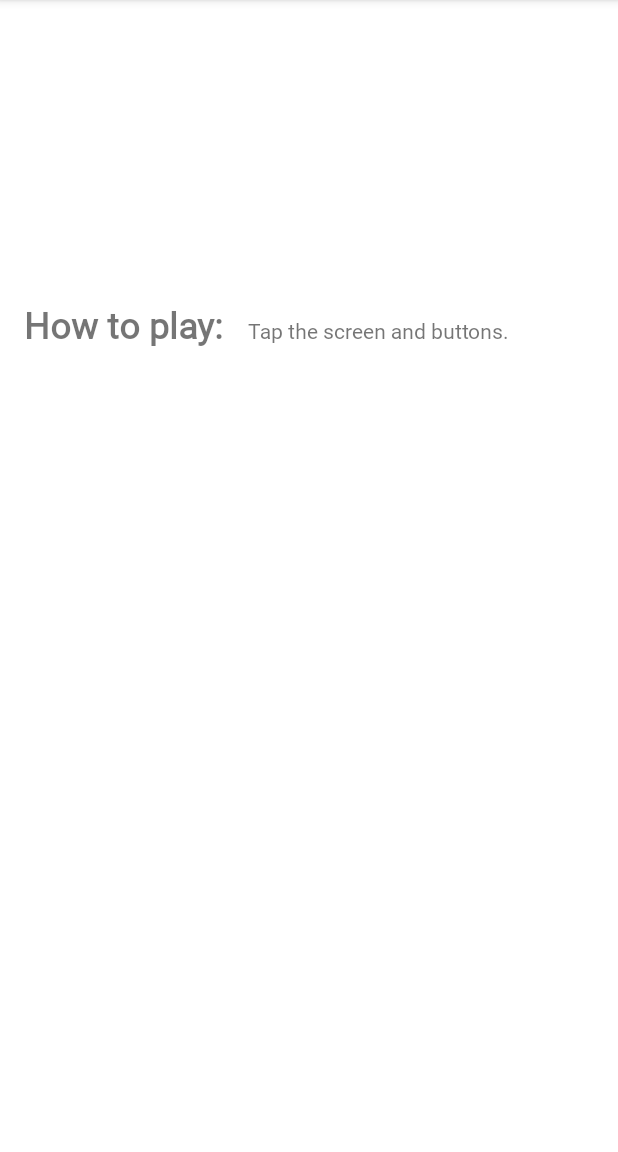
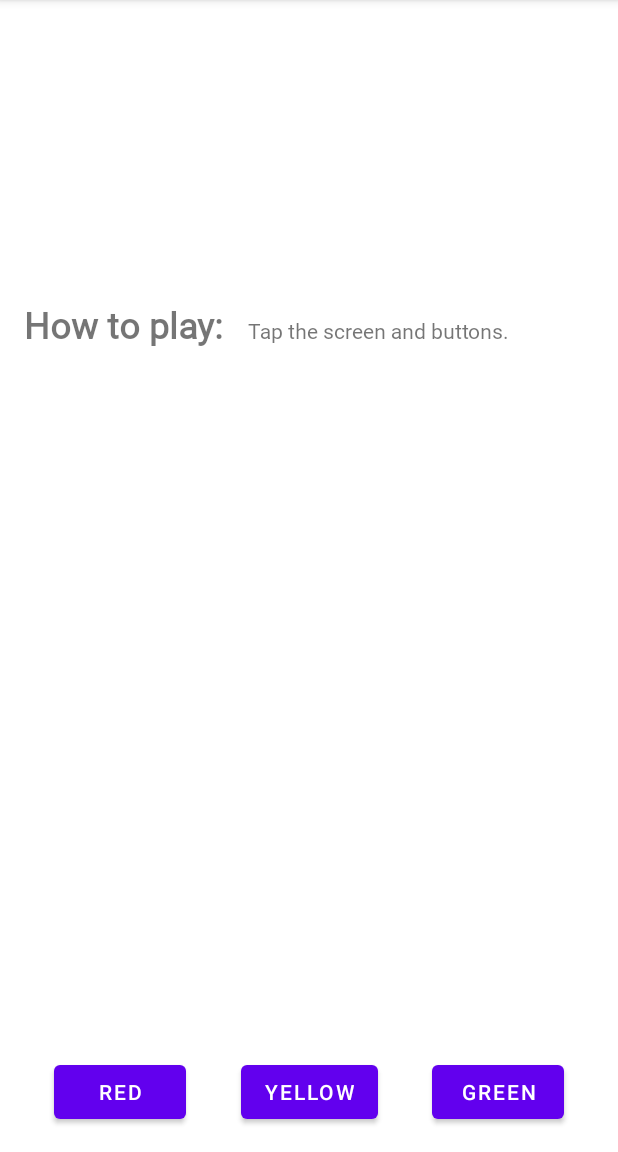
Before and after one commit to t179a/ColorMyViews, an Android app: the screen it shows after launch (MainActivity), on a phone screen of 412 x 824 dp, the part 84-1236 px from its top. Run offline under Robolectric (Android 15) with nearby library versions, the phone set to English and light mode, and no system bars.

Commit message:
Add click handlers to the buttons.

```diff
--- a/app/src/main/java/com/example/colormyviews/MainActivity.kt
+++ b/app/src/main/java/com/example/colormyviews/MainActivity.kt
@@ -4,6 +4,7 @@ import android.graphics.Color
 import androidx.appcompat.app.AppCompatActivity
 import android.os.Bundle
 import android.view.View
+import android.widget.Button
 import android.widget.TextView
 import org.w3c.dom.Text
 
@@ -14,16 +15,7 @@ class MainActivity : AppCompatActivity() {
         setListeners()
     }
 
-    private fun makeColored (view: View) {
-        when (view.id) {
-            R.id.box_one_text -> view.setBackgroundColor(Color.DKGRAY)
-            R.id.box_two_text -> view.setBackgroundColor(Color.GRAY)
-            R.id.box_three_text -> view.setBackgroundColor(Color.BLUE)
-            R.id.box_four_text -> view.setBackgroundColor(Color.MAGENTA)
-            R.id.box_five_text -> view.setBackgroundColor(Color.BLUE)
-            else -> view.setBackgroundColor(Color.LTGRAY)
-        }
-    }
+
 
     private fun setListeners () {
         val boxOneText = findViewById<TextView>(R.id.box_one_text)
@@ -34,10 +26,15 @@ class MainActivity : AppCompatActivity() {
 
         val rootConstraintLayout = findViewById<View>(R.id.constraint_layout)
 
+        val redButton = findViewById<Button>(R.id.red_button)
+        val greenButton = findViewById<Button>(R.id.green_button)
+        val yellowButton = findViewById<Button>(R.id.yellow_button)
+
         val clickableViews: List<View> =
             listOf(
                 boxOneText, boxTwoText, boxThreeText,
-                boxFourText, boxFiveText, rootConstraintLayout
+                boxFourText, boxFiveText, rootConstraintLayout,
+                redButton, greenButton, yellowButton
             )
 
         for (item in clickableViews) {
@@ -45,5 +42,20 @@ class MainActivity : AppCompatActivity() {
 
         }
     }
+    private fun makeColored (view: View) {
+        when (view.id) {
+            R.id.box_one_text -> view.setBackgroundColor(Color.DKGRAY)
+            R.id.box_two_text -> view.setBackgroundColor(Color.GRAY)
+            R.id.box_three_text -> view.setBackgroundColor(Color.BLUE)
+            R.id.box_four_text -> view.setBackgroundColor(Color.MAGENTA)
+            R.id.box_five_text -> view.setBackgroundColor(Color.BLUE)
+
+            R.id.red_button -> findViewById<TextView>(R.id.box_three_text).setBackgroundResource(R.color.my_red)
+            R.id.yellow_button -> findViewById<TextView>(R.id.box_four_text).setBackgroundResource(R.color.my_yellow)
+            R.id.green_button -> findViewById<TextView>(R.id.box_five_text).setBackgroundResource(R.color.my_green)
+
+            else -> view.setBackgroundColor(Color.LTGRAY)
+        }
+    }
 
 }
--- a/app/src/main/res/layout/activity_main.xml
+++ b/app/src/main/res/layout/activity_main.xml
@@ -101,4 +101,42 @@
         app:layout_constraintTop_toBottomOf="@+id/box_two_text"
         app:layout_constraintVertical_bias="0.0" />
 
+    <Button
+        android:id="@+id/yellow_button"
+        android:layout_width="wrap_content"
+        android:layout_height="wrap_content"
+        android:layout_marginStart="16dp"
+        android:layout_marginTop="16dp"
+        android:layout_marginEnd="16dp"
+        android:layout_marginBottom="16dp"
+        android:text="@string/button_yellow"
+        app:layout_constraintBottom_toBottomOf="parent"
+        app:layout_constraintEnd_toStartOf="@+id/green_button"
+        app:layout_constraintHorizontal_bias="0.5"
+        app:layout_constraintStart_toEndOf="@+id/red_button"
+        app:layout_constraintTop_toBottomOf="@+id/info_text"
+        app:layout_constraintVertical_bias="1.0" />
+
+    <Button
+        android:id="@+id/red_button"
+        android:layout_width="wrap_content"
+        android:layout_height="wrap_content"
+        android:layout_marginStart="16dp"
+        android:text="@string/button_red"
+        app:layout_constraintBaseline_toBaselineOf="@+id/yellow_button"
+        app:layout_constraintEnd_toStartOf="@+id/yellow_button"
+        app:layout_constraintHorizontal_bias="0.5"
+        app:layout_constraintStart_toStartOf="parent" />
+
+    <Button
+        android:id="@+id/green_button"
+        android:layout_width="wrap_content"
+        android:layout_height="wrap_content"
+        android:layout_marginEnd="16dp"
+        android:text="@string/button_green"
+        app:layout_constraintBaseline_toBaselineOf="@+id/yellow_button"
+        app:layout_constraintEnd_toEndOf="parent"
+        app:layout_constraintHorizontal_bias="0.5"
+        app:layout_constraintStart_toEndOf="@+id/yellow_button" />
+
 </androidx.constraintlayout.widget.ConstraintLayout>
--- a/app/src/main/res/values/colors.xml
+++ b/app/src/main/res/values/colors.xml
@@ -7,4 +7,8 @@
     <color name="teal_700">#FF018786</color>
     <color name="black">#FF000000</color>
     <color name="white">#FFFFFFFF</color>
+    <color name="my_green">#12C700</color>
+    <color name="my_red">#E54304</color>
+    <color name="my_yellow">#FFC107</color>
+
 </resources>
--- a/app/src/main/res/values/strings.xml
+++ b/app/src/main/res/values/strings.xml
@@ -7,5 +7,7 @@
     <string name="box_five">Box Five</string>
     <string name="how_to_play">How to play:</string>
     <string name="tap_the_boxes_and_buttons">Tap the screen and buttons.</string>
-
+    <string name="button_red">RED</string>
+    <string name="button_yellow">YELLOW</string>
+    <string name="button_green">GREEN</string>
 </resources>
```
